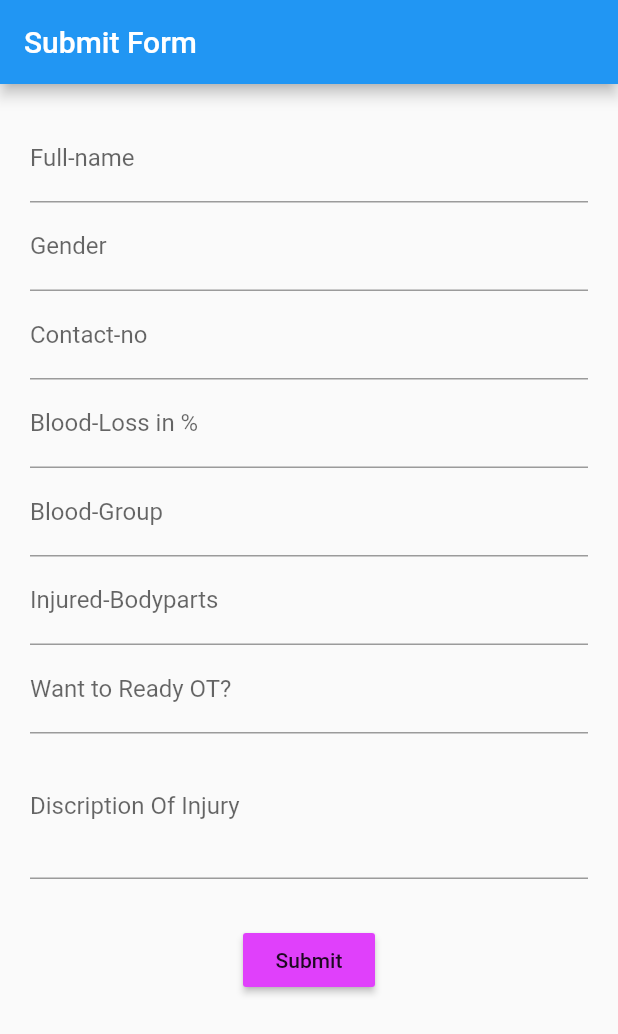
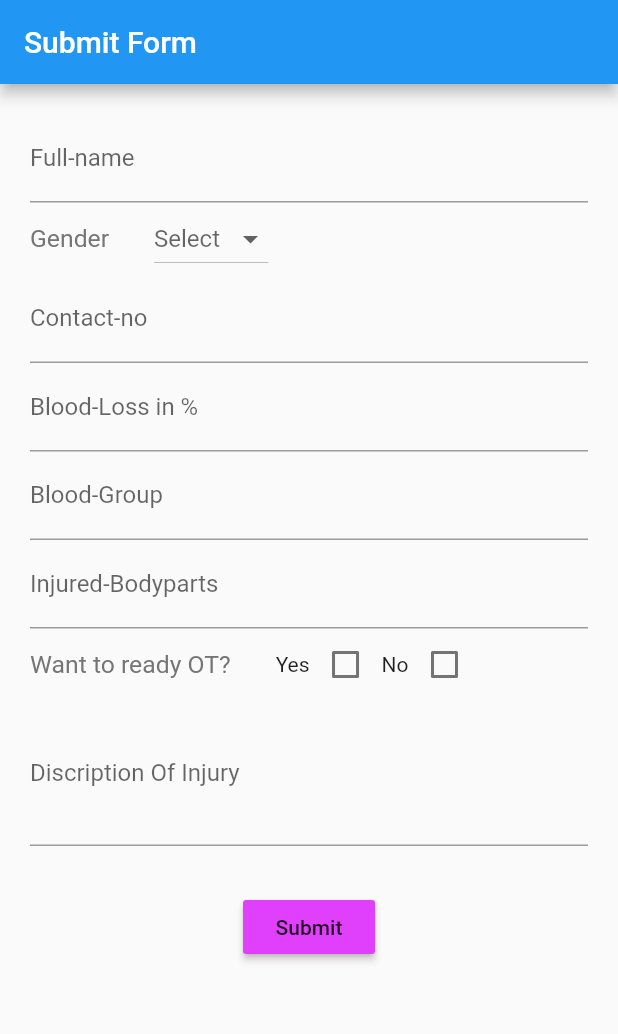
Before and after one commit to hkp27299/e-appointment, a Flutter app: the UserScreen screen opened directly, on a phone screen of 412 x 824 dp. Shown: the top 1034 px of the screen. Run offline on Flutter 3.47's test engine with Material 2 defaults, Android fonts, the phone set to English and light mode, and no system bars; our stand-ins replace firebase_auth; accounts and stored records are empty.

Commit message:
third commit

```diff
--- a/lib/userscreen.dart
+++ b/lib/userscreen.dart
@@ -32,8 +32,32 @@ class _UserScreenState extends State<UserScreen> {
           'otstatus': otstatus.text,
         }));
   }
-  void clearData(){
 
+  void clearData() {
+    fullname.text = "";
+    contactno.text = "";
+    bloodgroup.text = "";
+    bloodloss.text = "";
+    injuredbodyparts.text = "";
+    discription.text = "";
+    setState(() {
+      yes = false;
+      no = false;
+      _selected = null;
+    });
+  }
+
+  List<String> genders = ['Male', 'Female', 'Other'];
+  List<String> ot = ['Yes', 'No'];
+  String _selected;
+  bool yes = false;
+  bool no = false;
+  void otst() {
+    if (yes) {
+      otstatus.text = 'Yes';
+    } else {
+      otstatus.text = 'No';
+    }
   }
 
   TextEditingController fullname;
@@ -80,13 +104,33 @@ class _UserScreenState extends State<UserScreen> {
                     keyboardType: TextInputType.emailAddress,
                     validator: validator,
                   ),
-                  TextFormField(
-                    decoration: InputDecoration(
-                      labelText: 'Gender',
-                    ),
-                    controller: gender,
-                    keyboardType: TextInputType.emailAddress,
-                    validator: validator,
+                  Row(
+                    children: <Widget>[
+                      Text(
+                        'Gender',
+                        style:
+                            TextStyle(fontSize: 16.5, color: Colors.grey[600]),
+                      ),
+                      SizedBox(
+                        width: 30,
+                      ),
+                      DropdownButton(
+                        hint: Text('Select'),
+                        value: _selected,
+                        onChanged: (newValue) {
+                          gender.text = newValue;
+                          setState(() {
+                            _selected = newValue;
+                          });
+                        },
+                        items: genders.map((location) {
+                          return DropdownMenuItem(
+                            child: new Text(location),
+                            value: location,
+                          );
+                        }).toList(),
+                      ),
+                    ],
                   ),
                   TextFormField(
                     decoration: InputDecoration(
@@ -104,7 +148,7 @@ class _UserScreenState extends State<UserScreen> {
                     keyboardType: TextInputType.emailAddress,
                     validator: validator,
                   ),
-                   TextFormField(
+                  TextFormField(
                     decoration: InputDecoration(
                       labelText: 'Blood-Group',
                     ),
@@ -120,13 +164,54 @@ class _UserScreenState extends State<UserScreen> {
                     keyboardType: TextInputType.emailAddress,
                     validator: validator,
                   ),
-                  TextFormField(
-                    decoration: InputDecoration(
-                      labelText: 'Want to Ready OT?',
-                    ),
-                    controller: otstatus,
-                    keyboardType: TextInputType.emailAddress,
-                    validator: validator,
+                  Row(
+                    children: <Widget>[
+                      Text(
+                        'Want to ready OT?',
+                        style:
+                            TextStyle(fontSize: 16.5, color: Colors.grey[600]),
+                      ),
+                      SizedBox(
+                        width: 30,
+                      ),
+                      /* DropdownButton(
+                        hint: Text(
+                            'Select'), // Not necessary for Option 1
+                        value: _selected1,
+                        onChanged: (newValue) {
+                          otstatus.text = newValue;
+                          setState(() {
+                            _selected1 = newValue;
+                          });
+                        },
+                        items: ot.map((location) {
+                          return DropdownMenuItem(
+                            child: new Text(location),
+                            value: location,
+                          );
+                        }).toList(),
+                      ), */
+                      Text("Yes"),
+                      Checkbox(
+                        value: yes,
+                        onChanged: (bool value) {
+                          setState(() {
+                            yes = value;
+                            otst();
+                          });
+                        },
+                      ),
+                      Text("No"),
+                      Checkbox(
+                        value: no,
+                        onChanged: (bool value) {
+                          setState(() {
+                            no = value;
+                            otst();
+                          });
+                        },
+                      ),
+                    ],
                   ),
                   TextFormField(
                     decoration: InputDecoration(
@@ -147,8 +232,7 @@ class _UserScreenState extends State<UserScreen> {
                       if (_regkey.currentState.validate()) {
                         _regkey.currentState.save();
                         addData();
-
-
+                        clearData();
                       }
                     },
                   )
```
